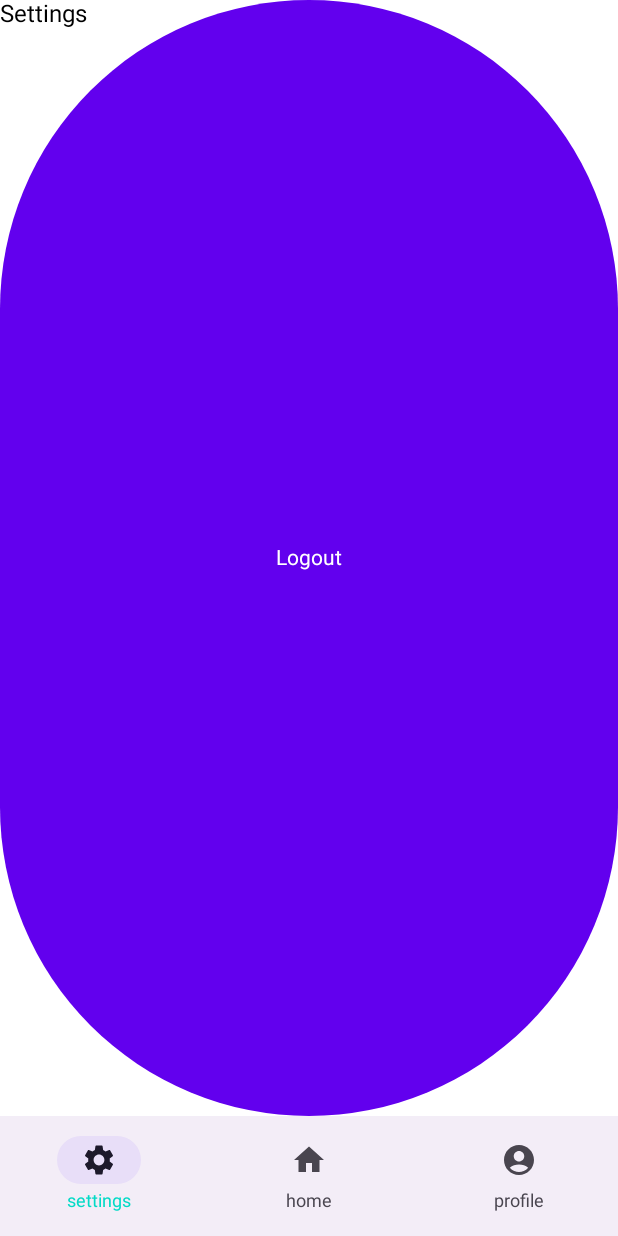
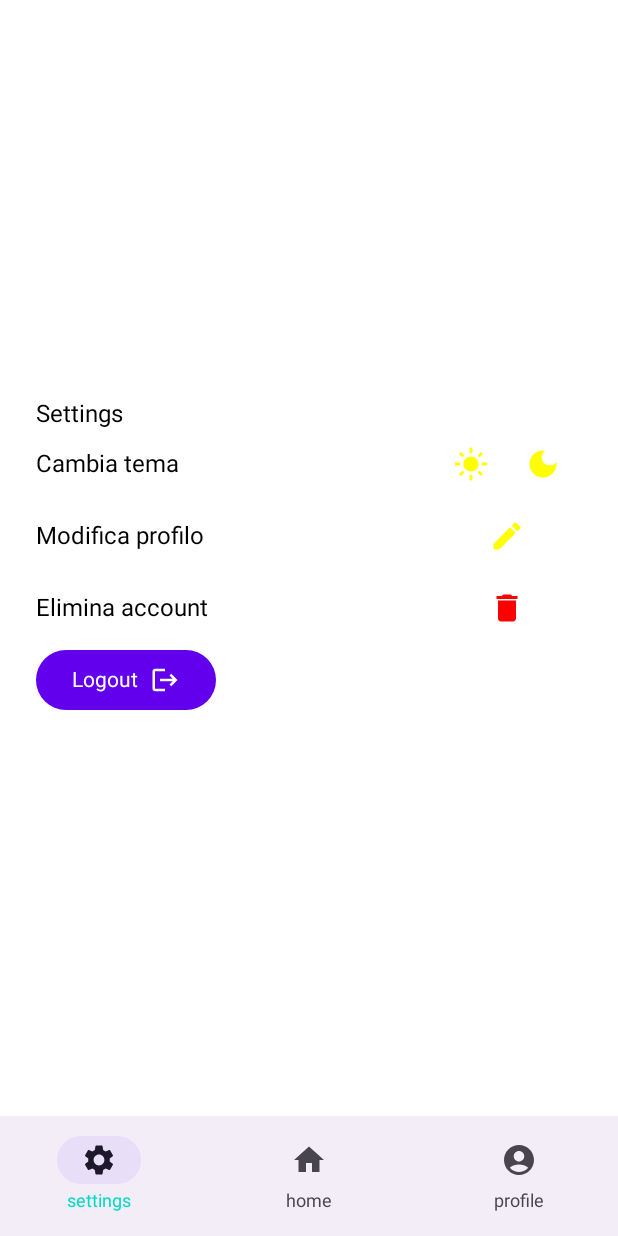
Before and after one commit to Fuwuffyi/Mobile2025-WalkAndTag, an Android app built with Jetpack Compose: the composable Settings shown on its own in the app's theme, on a phone screen of 412 x 824 dp. Run offline under Robolectric (Android 15) with nearby library versions, the phone set to English and light mode, and no system bars; 1 statement that could not run was skipped.

Commit message:
Add setting page

```diff
--- a/app/src/main/java/com/github/walkandtag/ui/pages/Settings.kt
+++ b/app/src/main/java/com/github/walkandtag/ui/pages/Settings.kt
@@ -3,16 +3,37 @@ package com.github.walkandtag.ui.pages
 import android.app.Activity
 import android.content.Intent
 import androidx.compose.foundation.background
+import androidx.compose.foundation.layout.Arrangement
+import androidx.compose.foundation.layout.Box
+import androidx.compose.foundation.layout.Column
+import androidx.compose.foundation.layout.Row
+import androidx.compose.foundation.layout.Spacer
 import androidx.compose.foundation.layout.fillMaxSize
+import androidx.compose.foundation.layout.fillMaxWidth
 import androidx.compose.foundation.layout.padding
+import androidx.compose.foundation.layout.size
+import androidx.compose.foundation.layout.width
+import androidx.compose.foundation.layout.wrapContentSize
+import androidx.compose.material.icons.Icons
+import androidx.compose.material.icons.automirrored.filled.Logout
+import androidx.compose.material.icons.filled.DarkMode
+import androidx.compose.material.icons.filled.Delete
+import androidx.compose.material.icons.filled.Edit
+import androidx.compose.material.icons.filled.LightMode
 import androidx.compose.material3.Button
+import androidx.compose.material3.ButtonDefaults
+import androidx.compose.material3.Icon
+import androidx.compose.material3.IconButton
 import androidx.compose.material3.MaterialTheme
 import androidx.compose.material3.Scaffold
 import androidx.compose.material3.Surface
 import androidx.compose.material3.Text
 import androidx.compose.runtime.Composable
+import androidx.compose.ui.Alignment
 import androidx.compose.ui.Modifier
+import androidx.compose.ui.graphics.Color
 import androidx.compose.ui.platform.LocalContext
+import androidx.compose.ui.unit.dp
 import androidx.navigation.NavController
 import com.github.walkandtag.AuthActivity
 import com.github.walkandtag.firebase.auth.Authentication
@@ -32,15 +53,97 @@ fun Settings(navController: NavController) {
                 .padding(innerPadding)
                 .background(MaterialTheme.colorScheme.background)
         ) {
+            Column(
+                modifier = Modifier
+                    .fillMaxWidth()
+                    .padding(24.dp)
+                    .wrapContentSize(Alignment.Center)
+            ) {
                 Text("Settings")
+                Row(
+                    modifier = Modifier
+                        .fillMaxWidth(),
+                    verticalAlignment = Alignment.CenterVertically
+                ) {
+                    Text("Cambia tema", modifier = Modifier.weight(1f))
+                    Row(
+                        modifier = Modifier
+                            .width(100.dp),
+                        horizontalArrangement = Arrangement.Center
+                    ) {
+                        IconButton(onClick = { /* Azione */ }) {
+                            Icon(
+                                imageVector = Icons.Default.LightMode,
+                                contentDescription = "Imposta modalità chiara",
+                                tint = Color.Yellow
+                            )
+                        }
+                        IconButton(onClick = { /* Azione */ }) {
+                            Icon(
+                                imageVector = Icons.Default.DarkMode,
+                                contentDescription = "Imposta modalità scura",
+                                tint = Color.Yellow
+                            )
+                        }
+                    }
+                }
+                Row(
+                    modifier = Modifier
+                        .fillMaxWidth(),
+                    verticalAlignment = Alignment.CenterVertically
+                ) {
+                    Text("Modifica profilo", modifier = Modifier.weight(1f))
+                    Box(
+                        modifier = Modifier
+                            .width(100.dp)
+                    ) {
+                        IconButton(onClick = { /* Azione */ }, modifier = Modifier.align(Alignment.Center)) {
+                            Icon(
+                                imageVector = Icons.Default.Edit,
+                                contentDescription = "Modifica account",
+                                tint = Color.Yellow
+                            )
+                        }
+                    }
+                }
+                Row(
+                    modifier = Modifier
+                        .fillMaxWidth(),
+                    verticalAlignment = Alignment.CenterVertically
+                ) {
+                    Text("Elimina account", modifier = Modifier.weight(1f))
+                    Box(
+                        modifier = Modifier
+                            .width(100.dp)
+                    ) {
+                        IconButton(onClick = { /* Azione */ }, modifier = Modifier.align(Alignment.Center)) {
+                            Icon(
+                                imageVector = Icons.Default.Delete,
+                                contentDescription = "Elimina account",
+                                tint = Color.Red
+                            )
+                        }
+                    }
+
+                }
                 Button(
                     onClick = {
                         authentication.logout()
                         val intent = Intent(context, AuthActivity::class.java)
                         context.startActivity(intent)
                         (context as? Activity)?.finish()
-                }
-            ) { Text("Logout") }
+                    },
+                    colors = ButtonDefaults.buttonColors(containerColor = Color(0xFF6200EE))
+                ) {
+                    Text("Logout")
+                    Spacer(modifier = Modifier.width(8.dp))
+                    Icon(
+                        imageVector = Icons.AutoMirrored.Filled.Logout,
+                        contentDescription = "Logout",
+                        modifier = Modifier.size(20.dp)
+                    )
                 }
             }
         }
+    }
+}
```
Lines whose indentation alone changed are shown as unchanged.
